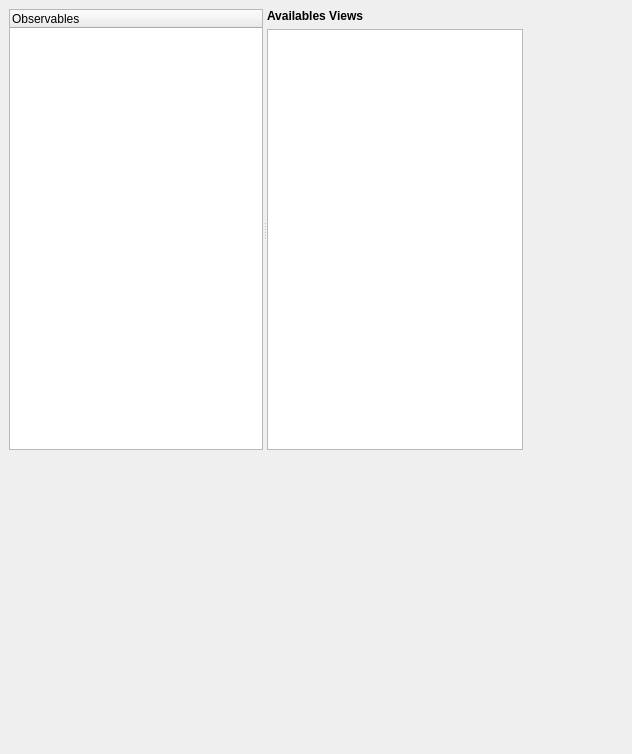
First picture: the form in src/pkgs/gvle.default/DefaultVpzPanel/filevpzobservables.ui, repository vle-forge/vle, before the edit.
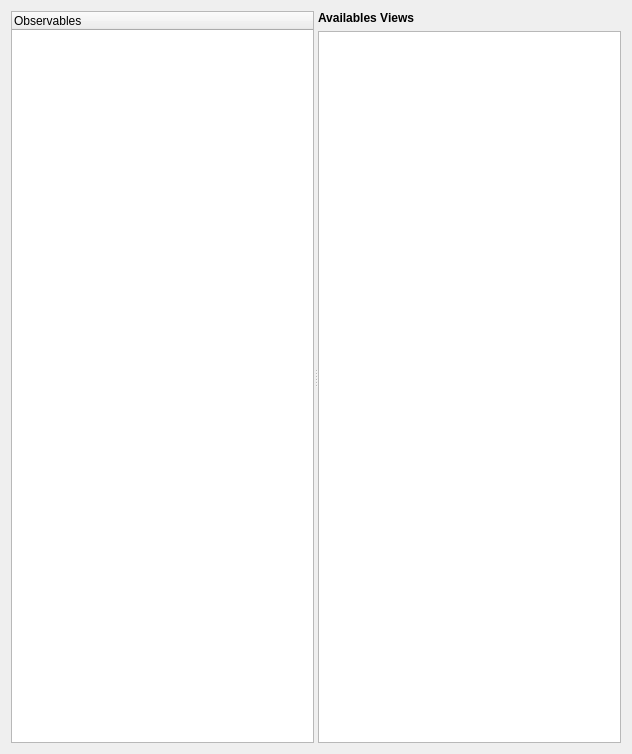
Second picture: the form after the edit.

Commit message: gvle: fix the observables panel layout

What changed in the file:
```diff
--- a/src/pkgs/gvle.default/DefaultVpzPanel/filevpzobservables.ui
+++ b/src/pkgs/gvle.default/DefaultVpzPanel/filevpzobservables.ui
@@ -22,15 +22,9 @@
   <property name="autoFillBackground">
    <bool>true</bool>
   </property>
+  <layout class="QHBoxLayout" name="horizontalLayout">
+   <item>
   <widget class="QSplitter" name="splitter">
-   <property name="geometry">
-    <rect>
-     <x>9</x>
-     <y>9</y>
-     <width>514</width>
-     <height>441</height>
-    </rect>
-   </property>
    <property name="orientation">
     <enum>Qt::Horizontal</enum>
    </property>
@@ -90,6 +84,8 @@
     </layout>
    </widget>
   </widget>
+   </item>
+  </layout>
  </widget>
  <resources/>
  <connections/>
```
Lines whose indentation alone changed are shown as unchanged.
